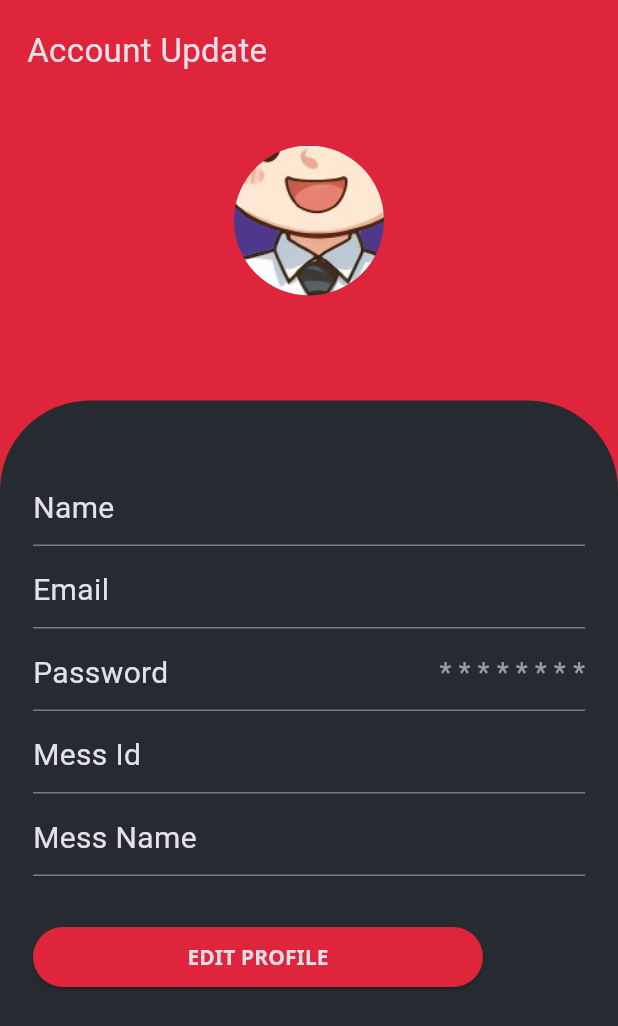
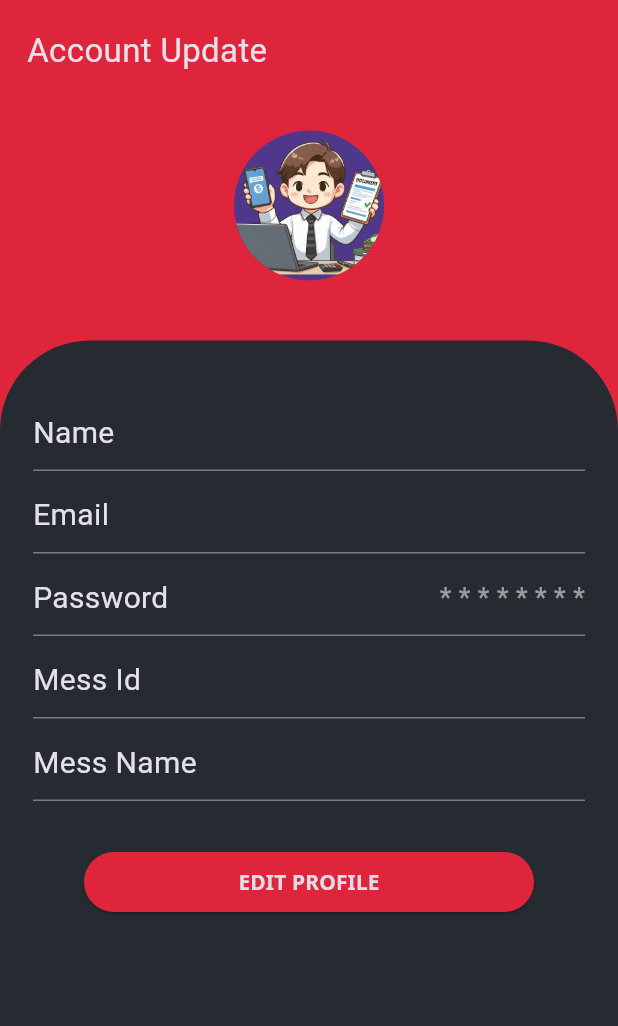
Before and after one commit to nafi-ullah/Mess-Manager, a Flutter app: the AccountUpdatePage screen opened directly, on a phone screen of 412 x 824 dp. Shown: the top 1026 px of the screen. Run offline on Flutter 3.47's test engine with Material 3 defaults, Android fonts, the phone set to English and light mode, and no system bars; our stand-ins replace curved_navigation_bar, font_awesome_flutter, google_fonts, shared_preferences; missing offline and left inert: zego_uikit_prebuilt_call; accounts and stored records are empty.

Commit message:
modified a lot

```diff
--- a/lib/screens/accountUpdate.dart
+++ b/lib/screens/accountUpdate.dart
@@ -52,7 +52,7 @@ class _AccountUpdatePageState extends State<AccountUpdatePage> {
 
         child: SafeArea(
           child: Column(
-            crossAxisAlignment: CrossAxisAlignment.stretch,
+            crossAxisAlignment: CrossAxisAlignment.start,
             children: [
 
                 Padding(
@@ -64,13 +64,19 @@ class _AccountUpdatePageState extends State<AccountUpdatePage> {
                 ),
 
               SizedBox(
-                height: 30,
+                height: 20,
               ),
-              const CircleAvatar(
-                radius: 50,
-                backgroundImage: AssetImage('assets/images/image.png'), // Change this to your image
+              Row(
+                children: [
+                  Spacer(),
+                  const CircleAvatar(
+                    radius: 50,
+                    backgroundImage: AssetImage('assets/images/image.png'), // Change this to your image
+                  ),
+                  Spacer(),
+                ],
               ),
-             SizedBox(height: 70,),
+             SizedBox(height: 40,),
              Expanded(
                child: Container(
                  decoration: const BoxDecoration(
@@ -82,9 +88,9 @@ class _AccountUpdatePageState extends State<AccountUpdatePage> {
                    padding: const EdgeInsets.all(22.0),
                    child: SingleChildScrollView(
                      child: Column(
-                       crossAxisAlignment: CrossAxisAlignment.start,
+                       crossAxisAlignment: CrossAxisAlignment.center,
                        children: [
-                         const  SizedBox(height: 20),
+                         const  SizedBox(height: 10),
                          InfoBox(title: "Name", data: user.name),
                          InfoBox(title: "Email", data: user.email),
                          InfoBox(title: "Password", data: "* * * * * * * *"),
--- a/lib/screens/feedScreen.dart
+++ b/lib/screens/feedScreen.dart
@@ -22,7 +22,7 @@ class Feed extends StatefulWidget {
 
 
 class _FeedState extends State<Feed> {
-  String messName = "Danger Zone";
+
   bool isDay = true;
   String mealTime = "Lunch";
   List<MembersMeal> meals = [];
@@ -47,6 +47,7 @@ class _FeedState extends State<Feed> {
   @override
   Widget build(BuildContext context) {
     final user = Provider.of<UserProvider>(context).user;
+    String messName = user.messname == "" ? "New Mess" : user.messname;
     Widget content = ListView.builder(
         scrollDirection: Axis.horizontal,
         itemCount: meals!.length,
```
Also changed, not shown: 1 other file.
